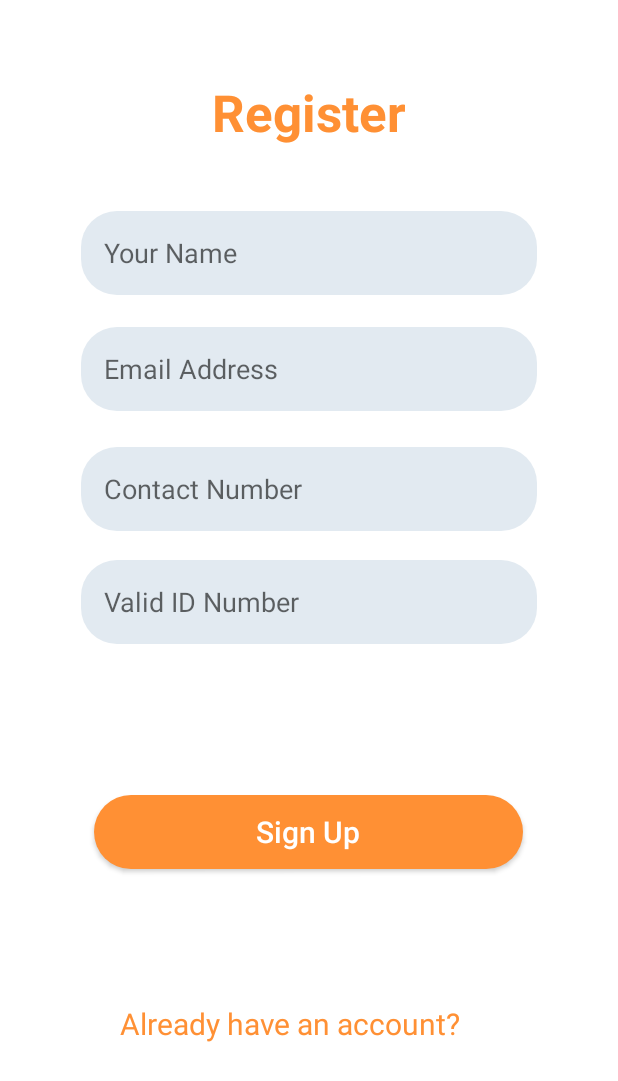
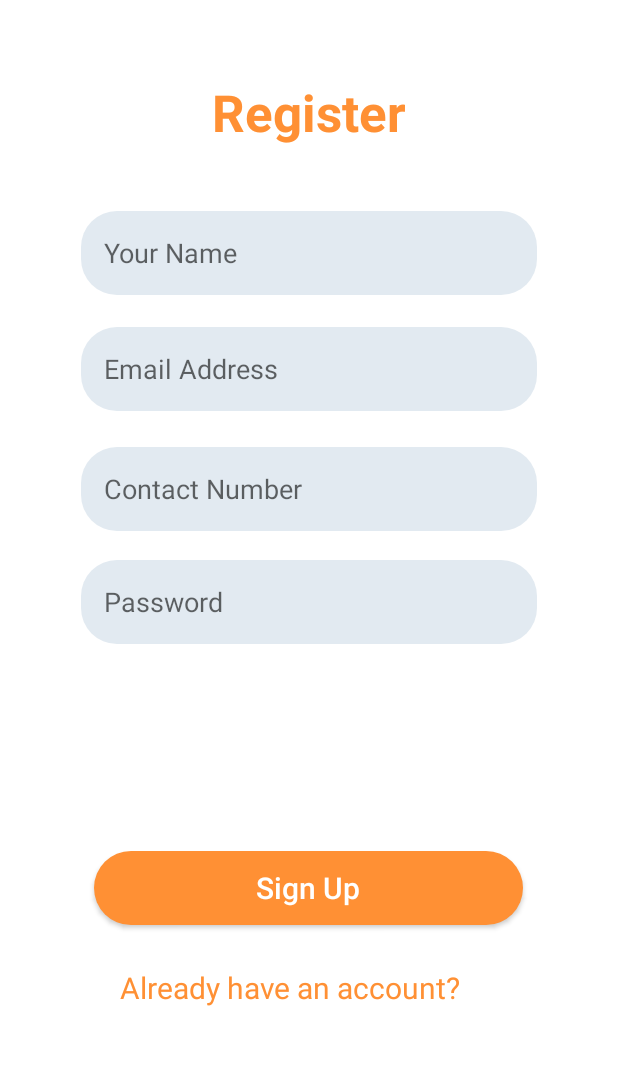
Before and after one commit to Nipun44/Meal-Mate, an Android app: the Register screen opened directly, with no data from a screen before it, after a tap on "REGISTER AS AN INDIVIDUAL", on a phone screen of 412 x 824 dp. Shown: the top 1081 px of the screen. Run offline under Robolectric (Android 15) with nearby library versions, the phone set to English and light mode, and no system bars; our stand-ins replace Firebase (no records; nobody signed in at launch, a user with empty details on screens opened directly).

Commit message:
complete Add authentication to login, RegisterAsIndividual files

```diff
--- a/app/build.gradle
+++ b/app/build.gradle
@@ -31,6 +31,9 @@ android {
     kotlinOptions {
         jvmTarget = '1.8'
     }
+    buildFeatures{
+        viewBinding true
+    }
 }
 
 dependencies {
@@ -41,6 +44,8 @@ dependencies {
     implementation 'androidx.constraintlayout:constraintlayout:2.1.4'
     implementation 'com.google.firebase:firebase-database-ktx:20.2.1'
     implementation 'androidx.core:core-ktx:1.10.0'
+    implementation 'com.google.firebase:firebase-auth-ktx:21.1.0'
+    implementation 'com.google.firebase:firebase-firestore-ktx:24.6.0'
     testImplementation 'junit:junit:4.13.2'
     androidTestImplementation 'androidx.test.ext:junit:1.1.5'
     androidTestImplementation 'androidx.test.espresso:espresso-core:3.5.1'
--- a/app/src/main/AndroidManifest.xml
+++ b/app/src/main/AndroidManifest.xml
@@ -54,7 +54,7 @@
             android:name=".Register"
             android:exported="false" />
         <activity
-            android:name=".Register2"
+            android:name=".RegisterAsIndividual"
             android:exported="false" />
         <activity
             android:name=".Register3"
--- a/app/src/main/java/com/example/mealmate/MealDashboard.kt
+++ b/app/src/main/java/com/example/mealmate/MealDashboard.kt
@@ -9,12 +9,14 @@ class MealDashboard : AppCompatActivity() {
 
     private lateinit var iHaveExtraBtn: Button
     private lateinit var doYouHaveExtraBtn: Button
+    private lateinit var btnLogout: Button
     override fun onCreate(savedInstanceState: Bundle?) {
         super.onCreate(savedInstanceState)
         setContentView(R.layout.activity_meal_dashboard)
 
         iHaveExtraBtn = findViewById(R.id.iHaveExtraBtn)
         doYouHaveExtraBtn = findViewById(R.id.doYouHaveExtraBtn)
+        btnLogout = findViewById(R.id.btnLogout)
 
         iHaveExtraBtn.setOnClickListener {
             val intent = Intent(this, GivePartFood::class.java)
@@ -25,5 +27,9 @@ class MealDashboard : AppCompatActivity() {
             val intent = Intent(this,FetchingFood::class.java)
             startActivity(intent)
         }
+
+        btnLogout.setOnClickListener {
+
+        }
     }
 }
--- a/app/src/main/java/com/example/mealmate/Register.kt
+++ b/app/src/main/java/com/example/mealmate/Register.kt
@@ -17,7 +17,7 @@ class Register : AppCompatActivity() {
         orgReg = findViewById(R.id.reg_org_btn)
 
         indReg.setOnClickListener {
-            val intent = Intent(this,Register2::class.java)
+            val intent = Intent(this,RegisterAsIndividual::class.java)
             startActivity(intent)
         }
 
--- a/app/src/main/java/com/example/mealmate/Register2.kt
+++ /dev/null
@@ -1,24 +0,0 @@
-package com.example.mealmate
-
-import android.content.Intent
-import androidx.appcompat.app.AppCompatActivity
-import android.os.Bundle
-import android.widget.Button
-import android.widget.TextView
-
-class Register2 : AppCompatActivity() {
-
-    private lateinit var haveAccount : TextView
-
-    override fun onCreate(savedInstanceState: Bundle?) {
-        super.onCreate(savedInstanceState)
-        setContentView(R.layout.activity_register2)
-
-        haveAccount= findViewById(R.id.already_have_account)
-
-        haveAccount.setOnClickListener {
-            val intent = Intent(this,MainActivity::class.java)
-            startActivity(intent)
-        }
-    }
-}
--- /dev/null
+++ b/app/src/main/java/com/example/mealmate/RegisterAsIndividual.kt
@@ -0,0 +1,95 @@
+package com.example.mealmate
+
+import android.content.Intent
+import androidx.appcompat.app.AppCompatActivity
+import android.os.Bundle
+import android.widget.Button
+import android.widget.EditText
+import android.widget.TextView
+import android.widget.Toast
+import com.google.firebase.auth.FirebaseAuth
+import com.google.firebase.firestore.FirebaseFirestore
+
+class RegisterAsIndividual : AppCompatActivity() {
+    private lateinit var auth: FirebaseAuth
+    private lateinit var haveAccount: TextView
+    private lateinit var edtName: EditText
+    private lateinit var edtEmail: EditText
+    private lateinit var edtContactNo: EditText
+    private lateinit var edtPassword: EditText
+    private lateinit var btnSignup: Button
+    private lateinit var db: FirebaseFirestore
+    override fun onCreate(savedInstanceState: Bundle?) {
+        super.onCreate(savedInstanceState)
+        setContentView(R.layout.activity_register2)
+
+        db = FirebaseFirestore.getInstance()
+
+        haveAccount = findViewById(R.id.already_have_account)
+        edtName = findViewById(R.id.edtPersonName)
+        edtEmail = findViewById(R.id.edtEmail)
+        edtContactNo = findViewById(R.id.edtContactNo)
+        edtPassword = findViewById(R.id.edtPassword)
+        btnSignup = findViewById(R.id.btnSignUpIndReg)
+        auth = FirebaseAuth.getInstance()
+
+        haveAccount.setOnClickListener {
+            val intent = Intent(this, MainActivity::class.java)
+            startActivity(intent)
+        }
+
+        btnSignup.setOnClickListener {
+            if (checking()) {
+                val email = edtEmail.text.toString()
+                val password = edtPassword.text.toString()
+                val name = edtName.text.toString()
+                val contact = edtContactNo.text.toString()
+                val user = hashMapOf(
+                    "name" to name,
+                    "contact" to contact,
+                    "password" to password,
+                    "email" to email
+                )
+                val users = db.collection("USERS")
+                val query = users.whereEqualTo("email", email).get().addOnSuccessListener { it ->
+                    if (it.isEmpty) {
+                        auth.createUserWithEmailAndPassword(email, password)
+                            .addOnCompleteListener(this) { task ->
+                                if (task.isSuccessful) {
+                                    Toast.makeText(this, "Sign up success", Toast.LENGTH_LONG)
+                                        .show()
+                                    users.document(email).set(user)
+                                    val intent = Intent(this, MainActivity::class.java)
+                                    intent.putExtra("email", email)
+                                    startActivity(intent)
+                                    finish()
+                                } else {
+                                    Toast.makeText(this, "Authentication Failed", Toast.LENGTH_LONG)
+                                        .show()
+                                }
+                            }
+                    } else {
+                        Toast.makeText(this, "User already Registered", Toast.LENGTH_LONG).show()
+                        val intent = Intent(this, MainActivity::class.java)
+                        startActivity(intent)
+                    }
+                }
+
+            } else {
+                Toast.makeText(this, "Enter the Details", Toast.LENGTH_LONG).show()
+            }
+        }
+
+
+    }
+
+    private fun checking(): Boolean {
+        if (edtEmail.text.toString().trim { it <= ' ' }.isNotEmpty() && edtPassword.text.toString()
+                .trim { it <= ' ' }.isNotEmpty() && edtName.text.toString().trim { it <= ' ' }
+                .isNotEmpty() && edtContactNo.text.toString().trim { it <= ' ' }.isNotEmpty()
+        ) {
+            return true
+        }
+        return false
+    }
+}
--- a/app/src/main/res/layout/activity_register2.xml
+++ b/app/src/main/res/layout/activity_register2.xml
@@ -6,7 +6,7 @@
     android:layout_height="match_parent"
     android:background="@color/secondary"
     android:backgroundTint="@color/white"
-    tools:context=".Register2">
+    tools:context=".RegisterAsIndividual">
 
     <TextView
         android:id="@+id/textView"
@@ -19,13 +19,13 @@
         android:textColor="@color/new_primary"
         android:textSize="34sp"
         android:textStyle="bold"
-        app:layout_constraintBottom_toTopOf="@+id/editTextTextPersonName"
+        app:layout_constraintBottom_toTopOf="@+id/edtPersonName"
         app:layout_constraintEnd_toEndOf="parent"
         app:layout_constraintStart_toStartOf="parent"
         app:layout_constraintTop_toTopOf="parent" />
 
     <EditText
-        android:id="@+id/editTextTextPersonName"
+        android:id="@+id/edtPersonName"
         android:layout_width="304dp"
         android:layout_height="56dp"
         android:layout_marginTop="43dp"
@@ -43,7 +43,7 @@
         app:layout_constraintTop_toBottomOf="@+id/textView" />
 
     <EditText
-        android:id="@+id/editTextTextPersonName2"
+        android:id="@+id/edtEmail"
         android:layout_width="304dp"
         android:layout_height="56dp"
         android:layout_marginTop="21dp"
@@ -58,10 +58,10 @@
         android:textColor="@color/secondary_color_btn"
         app:layout_constraintEnd_toEndOf="parent"
         app:layout_constraintStart_toStartOf="parent"
-        app:layout_constraintTop_toBottomOf="@+id/editTextTextPersonName" />
+        app:layout_constraintTop_toBottomOf="@+id/edtPersonName" />
 
     <EditText
-        android:id="@+id/editTextTextPersonName3"
+        android:id="@+id/edtContactNo"
         android:layout_width="304dp"
         android:layout_height="56dp"
         android:layout_marginTop="24dp"
@@ -72,61 +72,61 @@
         android:paddingBottom="5dp"
         android:paddingLeft="15dp"
         android:paddingRight="5dp"
-        android:inputType="textPersonName"
+        android:inputType="number"
         android:textColor="@color/secondary_color_btn"
         app:layout_constraintEnd_toEndOf="parent"
         app:layout_constraintStart_toStartOf="parent"
-        app:layout_constraintTop_toBottomOf="@+id/editTextTextPersonName2" />
+        app:layout_constraintTop_toBottomOf="@+id/edtEmail" />
 
     <EditText
-        android:id="@+id/editTextTextPersonName4"
+        android:id="@+id/edtPassword"
         android:layout_width="304dp"
         android:layout_height="56dp"
         android:layout_marginTop="19dp"
         android:background="@drawable/sbutton"
         android:ems="10"
-        android:hint="Valid ID Number"
+        android:hint="Password"
         android:paddingTop="5dp"
         android:paddingBottom="5dp"
         android:paddingLeft="15dp"
         android:paddingRight="5dp"
-        android:inputType="textPersonName"
+        android:inputType="textPassword"
         android:textColor="@color/secondary_color_btn"
         app:layout_constraintEnd_toEndOf="parent"
         app:layout_constraintStart_toStartOf="parent"
-        app:layout_constraintTop_toBottomOf="@+id/editTextTextPersonName3" />
+        app:layout_constraintTop_toBottomOf="@+id/edtContactNo" />
 
 
     <TextView
         android:id="@+id/already_have_account"
         android:layout_width="wrap_content"
         android:layout_height="wrap_content"
-        android:layout_marginBottom="128dp"
+        android:layout_marginBottom="152dp"
         android:text="@string/reg_alreadyhave"
         android:textColor="@color/new_primary"
         android:textSize="20sp"
         app:layout_constraintBottom_toBottomOf="parent"
         app:layout_constraintEnd_toEndOf="parent"
-        app:layout_constraintHorizontal_bias="0.432"
+        app:layout_constraintHorizontal_bias="0.434"
         app:layout_constraintStart_toStartOf="parent"
-        app:layout_constraintTop_toBottomOf="@+id/editTextTextPersonName4"
+        app:layout_constraintTop_toBottomOf="@+id/edtPassword"
         app:layout_constraintVertical_bias="1.0" />
 
     <Button
-        android:id="@+id/button"
+        android:id="@+id/btnSignUpIndReg"
         android:layout_width="286dp"
         android:layout_height="49dp"
+        android:layout_marginBottom="28dp"
         android:background="@drawable/button"
         android:text="@string/SignUp"
+        android:textAllCaps="false"
         android:textColor="@color/white"
         android:textSize="20sp"
         app:layout_constraintBottom_toTopOf="@+id/already_have_account"
         app:layout_constraintEnd_toEndOf="parent"
         app:layout_constraintHorizontal_bias="0.496"
         app:layout_constraintStart_toStartOf="parent"
-        app:layout_constraintTop_toBottomOf="@+id/editTextTextPersonName4"
-        app:layout_constraintVertical_bias="0.53"
-    android:textAllCaps="false"
-        />
+        app:layout_constraintTop_toBottomOf="@+id/edtPassword"
+        app:layout_constraintVertical_bias="1.0" />
 
 </androidx.constraintlayout.widget.ConstraintLayout>
--- a/app/src/main/res/values/strings.xml
+++ b/app/src/main/res/values/strings.xml
@@ -14,7 +14,7 @@
     <string name="Type">Type</string>
     <string name="GIVE">GIVE</string>
     <string name="sign_in">Sign in</string>
-    <string name="username">Username</string>
+    <string name="username">Email</string>
     <string name="password">Password</string>
     <string name="login">LOGIN</string>
     <string name="forgot_password">Forgot password?</string>
```
Also changed, not shown: app/src/main/java/com/example/mealmate/MainActivity.kt (+41 -5 lines), app/src/main/res/layout/activity_login.xml (+4 -10 lines), app/src/main/res/layout/activity_meal_dashboard.xml (+12 -0 lines), app/src/main/res/layout/activity_reg3_org.xml (+11 -11 lines).
